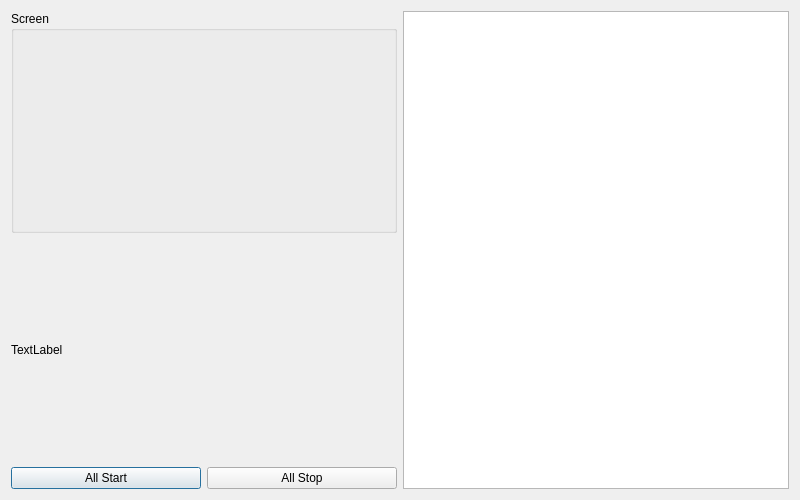
First picture: the form in maindialog.ui, repository cycycyc/qffplay3, before the edit.
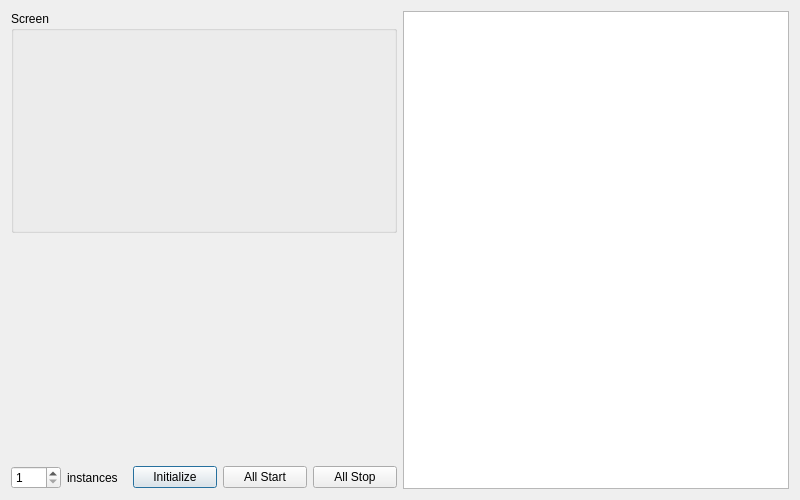
Second picture: the form after the edit.

```diff
--- a/maindialog.ui
+++ b/maindialog.ui
@@ -43,12 +43,48 @@
         </sizepolicy>
        </property>
        <property name="text">
-        <string>TextLabel</string>
+        <string/>
        </property>
       </widget>
      </item>
      <item>
       <layout class="QHBoxLayout" name="horizontalLayout">
+       <item>
+        <widget class="QSpinBox" name="spinBox">
+         <property name="maximumSize">
+          <size>
+           <width>50</width>
+           <height>16777215</height>
+          </size>
+         </property>
+         <property name="minimum">
+          <number>1</number>
+         </property>
+         <property name="maximum">
+          <number>500</number>
+         </property>
+        </widget>
+       </item>
+       <item>
+        <widget class="QLabel" name="label_2">
+         <property name="maximumSize">
+          <size>
+           <width>60</width>
+           <height>16777215</height>
+          </size>
+         </property>
+         <property name="text">
+          <string>instances</string>
+         </property>
+        </widget>
+       </item>
+       <item>
+        <widget class="QPushButton" name="initBtn">
+         <property name="text">
+          <string>Initialize</string>
+         </property>
+        </widget>
+       </item>
        <item>
         <widget class="QPushButton" name="beginBtn">
          <property name="text">
```
